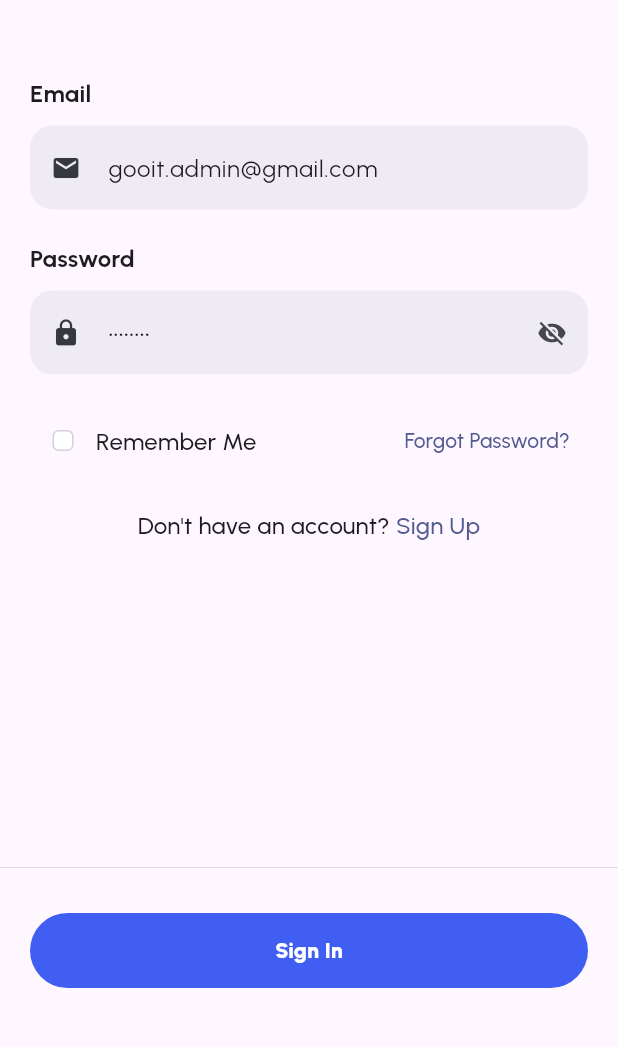
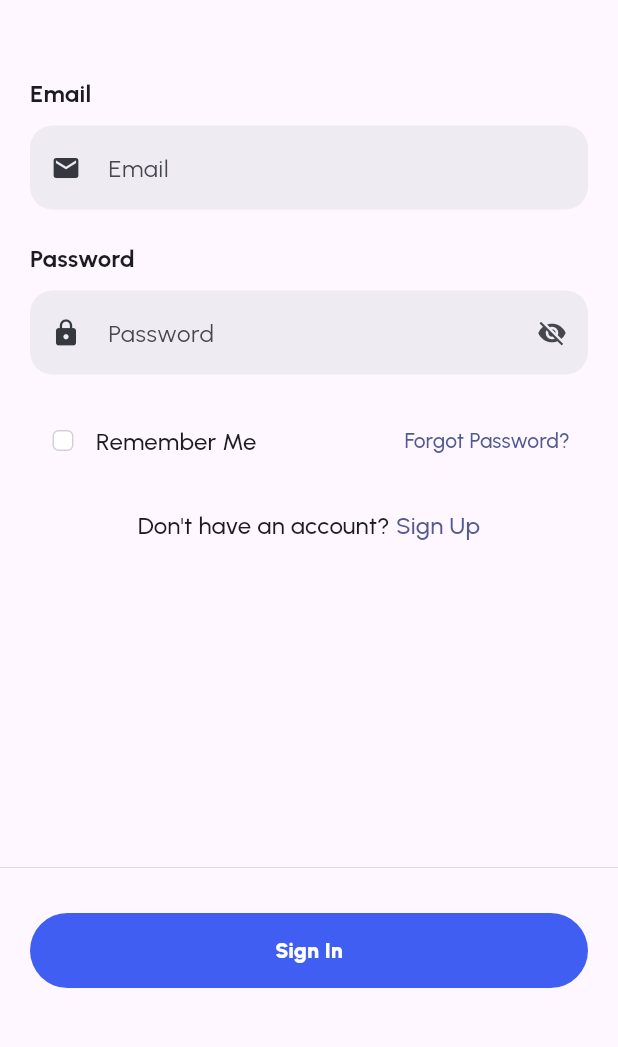
Before and after one commit to jarray-najm/Gooit_App_Flutter, a Flutter app: the GetStartedView screen opened by its route, after a tap on "Sign In", on a phone screen of 412 x 824 dp, the part 188-1235 px from its top. Run offline on Flutter 3.47's test engine with Material 3 defaults, Android fonts, the phone set to English and light mode, and no system bars; our stand-ins replace flutter_spinkit, go_router, google_fonts, iconly, pinput, salomon_bottom_bar and 1 more; missing offline and left inert: qr_code_scanner; accounts and stored records are empty; network calls fail.

Commit message:
deploy App Gooit finally v2.0.0

```diff
--- a/lib/app/views/screen/admin/admin_view.dart
+++ b/lib/app/views/screen/admin/admin_view.dart
@@ -28,8 +28,6 @@ class _AdminViewState extends State<AdminView> {
 
   @override
   Widget build(BuildContext context) {
-    final theme = Theme.of(context);
-    final size = MediaQuery.sizeOf(context);
     final isDark = MediaQuery.platformBrightnessOf(context) == Brightness.dark;
     return Scaffold(
       body: Center(
--- a/lib/app/views/screen/auth/login_view.dart
+++ b/lib/app/views/screen/auth/login_view.dart
@@ -20,10 +20,8 @@ class LoginView extends StatefulWidget {
 
 class _LoginViewState extends State<LoginView> {
   final ValueNotifier<bool> termsCheck = ValueNotifier(false);
-  final TextEditingController emailController =
-      TextEditingController(text: "gooit.admin@gmail.com");
-  final TextEditingController passwordController =
-      TextEditingController(text: "admin123");
+  final TextEditingController emailController = TextEditingController();
+  final TextEditingController passwordController = TextEditingController();
   final GlobalKey<FormState> _formKey = GlobalKey<FormState>();
 
   @override
--- a/lib/app/views/screen/auth/otp/new_password_view.dart
+++ b/lib/app/views/screen/auth/otp/new_password_view.dart
@@ -49,7 +49,6 @@ class _NewPasswordViewState extends State<NewPasswordView> {
 
   @override
   Widget build(BuildContext context) {
-    final isDark = MediaQuery.platformBrightnessOf(context) == Brightness.dark;
     return Scaffold(
       appBar: AppBar(),
       body: Form(
--- a/lib/app/views/screen/auth/otp/otp_input_view.dart
+++ b/lib/app/views/screen/auth/otp/otp_input_view.dart
@@ -14,7 +14,6 @@ class OTPInputView extends StatelessWidget {
 
   @override
   Widget build(BuildContext context) {
-    final isDark = MediaQuery.platformBrightnessOf(context) == Brightness.dark;
     final count = ValueNotifier(6);
     Timer.periodic(const Duration(seconds: 1), (timer) {
       count.value--;
--- a/lib/app/views/screen/auth/otp/password_changed_view.dart
+++ b/lib/app/views/screen/auth/otp/password_changed_view.dart
@@ -4,7 +4,6 @@ import 'package:iconly/iconly.dart';
 
 import '../../../../../router/app_routes.dart';
 import '../../../../../utils/animations/fade_in_slide.dart';
-import '../../../../../utils/common/app_colors.dart';
 import '../../../../../utils/common/text_style_ext.dart';
 
 class PasswordChangedView extends StatelessWidget {
--- a/lib/app/views/screen/auth/signup_view.dart
+++ b/lib/app/views/screen/auth/signup_view.dart
@@ -19,11 +19,11 @@ class SignUpView extends StatefulWidget {
 class _SignUpViewState extends State<SignUpView> {
   final ValueNotifier<bool> termsCheck = ValueNotifier(false);
   final TextEditingController userController =
-      TextEditingController(text: "Gooit Admin");
+      TextEditingController();
   final TextEditingController emailController =
-      TextEditingController(text: "gooit.admin@gmail.com");
+      TextEditingController();
   final TextEditingController passwordController =
-      TextEditingController(text: "admin123");
+      TextEditingController();
   final GlobalKey<FormState> _formKey = GlobalKey<FormState>();
 
   @override
```
Also changed, not shown: assets/images/gooit.png, 45 other files.
